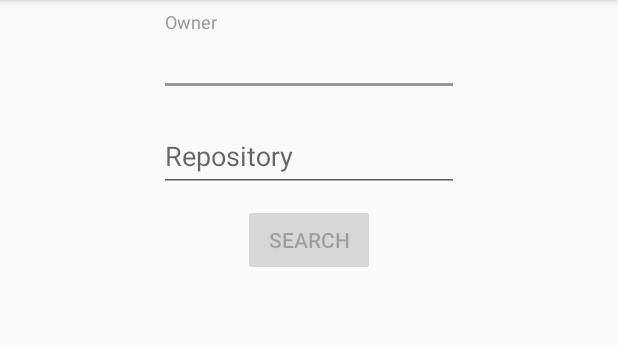
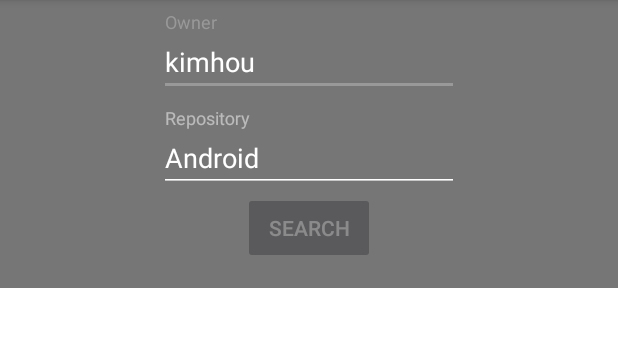
Before and after one commit to claudiopaccone/stars-finder, an Android app: the screen it shows after launch (SearchActivity), on a phone screen of 412 x 824 dp, the part 84-431 px from its top. Run offline under Robolectric (Android 15) with nearby library versions, the phone set to English and light mode, and no system bars; our stand-ins replace RxJava; libraries missing offline, so code that uses them is left out: com.jakewharton.rxbinding2; pictures from the network do not load.

Commit message:
Improve layout of SearchActivity

```diff
--- a/app/src/main/java/it/personal/claudiopaccone/starsfinder/search/SearchActivity.kt
+++ b/app/src/main/java/it/personal/claudiopaccone/starsfinder/search/SearchActivity.kt
@@ -111,7 +111,7 @@ class SearchActivity :
     override fun startSearch(): Observable<Any> = RxView.clicks(searchButton)
 
     override fun loadMoreStargazers(): Observable<Boolean> = RxRecyclerView.scrollStateChanges(stargazersRecyclerView)
-            .filter { it == RecyclerView.SCROLL_STATE_IDLE }
+            .filter { it == RecyclerView.SCROLL_STATE_SETTLING }
             .flatMap { Observable.just(linearLayoutManager.findLastVisibleItemPosition() == stargazersRecyclerView.adapter.itemCount - 1) }
 
 }
--- a/app/src/main/res/layout/activity_search.xml
+++ b/app/src/main/res/layout/activity_search.xml
@@ -1,20 +1,38 @@
 <?xml version="1.0" encoding="utf-8"?>
-<android.support.constraint.ConstraintLayout xmlns:android="http://schemas.android.com/apk/res/android"
+
+<android.support.design.widget.CoordinatorLayout xmlns:android="http://schemas.android.com/apk/res/android"
     xmlns:app="http://schemas.android.com/apk/res-auto"
     xmlns:tools="http://schemas.android.com/tools"
-    android:id="@+id/main_content"
     android:layout_width="match_parent"
-    android:layout_height="match_parent">
+    android:layout_height="match_parent"
+    android:background="@android:color/background_light"
+    android:fitsSystemWindows="true">
 
+    <android.support.design.widget.AppBarLayout android:id="@+id/main.appbar"
+        android:layout_width="match_parent"
+        android:layout_height="wrap_content"
+        android:fitsSystemWindows="true"
+        android:theme="@style/ThemeOverlay.AppCompat.Dark.ActionBar">
+
+        <android.support.design.widget.CollapsingToolbarLayout android:id="@+id/main.collapsing"
+            android:layout_width="match_parent"
+            android:layout_height="wrap_content"
+            android:fitsSystemWindows="true"
+            app:contentScrim="?attr/colorPrimary"
+            app:expandedTitleMarginEnd="64dp"
+            app:expandedTitleMarginStart="48dp"
+            app:layout_scrollFlags="scroll|exitUntilCollapsed">
+
+            <RelativeLayout android:layout_width="match_parent"
+                android:layout_height="wrap_content"
+                android:orientation="vertical">
                 <android.support.design.widget.TextInputLayout android:id="@+id/ownerTextInputLayout"
                     android:layout_width="wrap_content"
                     android:layout_height="wrap_content"
+                    android:layout_centerHorizontal="true"
                     android:layout_marginEnd="8dp"
                     android:layout_marginStart="8dp"
-        android:layout_marginTop="8dp"
-        app:layout_constraintEnd_toEndOf="parent"
-        app:layout_constraintStart_toStartOf="parent"
-        app:layout_constraintTop_toTopOf="parent">
+                    android:layout_marginTop="8dp">
 
                     <android.support.design.widget.TextInputEditText android:id="@+id/ownerEditText"
                         android:layout_width="200dp"
@@ -22,19 +40,18 @@
                         android:hint="@string/owner_hint"
                         android:inputType="text"
                         android:maxLines="1"
-            tools:text="Owner" />
+                        android:text="kimhou" />
                 </android.support.design.widget.TextInputLayout>
 
 
                 <android.support.design.widget.TextInputLayout android:id="@+id/repositoryTextInputLayout"
                     android:layout_width="wrap_content"
                     android:layout_height="wrap_content"
+                    android:layout_below="@+id/ownerTextInputLayout"
+                    android:layout_centerHorizontal="true"
                     android:layout_marginEnd="8dp"
                     android:layout_marginStart="8dp"
-        android:layout_marginTop="8dp"
-        app:layout_constraintEnd_toEndOf="parent"
-        app:layout_constraintStart_toStartOf="parent"
-        app:layout_constraintTop_toBottomOf="@+id/ownerTextInputLayout">
+                    android:layout_marginTop="8dp">
 
                     <android.support.design.widget.TextInputEditText android:id="@+id/repositoryEditText"
                         android:layout_width="200dp"
@@ -42,70 +59,61 @@
                         android:hint="@string/repository_hint"
                         android:inputType="text"
                         android:maxLines="1"
-            tools:text="Repository" />
+                        android:text="Android" />
                 </android.support.design.widget.TextInputLayout>
 
                 <Button android:id="@+id/searchButton"
                     android:layout_width="wrap_content"
                     android:layout_height="wrap_content"
+                    android:layout_below="@id/repositoryTextInputLayout"
+                    android:layout_centerHorizontal="true"
                     android:layout_marginEnd="8dp"
                     android:layout_marginStart="8dp"
-        android:layout_marginTop="8dp"
+                    android:layout_marginBottom="16dp"
                     android:enabled="false"
-        android:text="@string/searchButton"
-        app:layout_constraintEnd_toEndOf="parent"
-        app:layout_constraintStart_toStartOf="parent"
-        app:layout_constraintTop_toBottomOf="@+id/repositoryTextInputLayout" />
+                    android:text="@string/searchButton" />
+            </RelativeLayout>
+
+        </android.support.design.widget.CollapsingToolbarLayout>
+    </android.support.design.widget.AppBarLayout>
+
+    <RelativeLayout android:layout_width="match_parent"
+        android:layout_height="match_parent">
+        <ProgressBar android:id="@+id/nextProgressBar"
+            android:layout_width="30dp"
+            android:layout_height="30dp"
+            android:layout_alignParentBottom="true"
+            android:layout_centerHorizontal="true"
+            android:visibility="invisible"
+            tools:visibility="visible" />
 
         <ProgressBar android:id="@+id/loadingProgressBar"
             android:layout_width="96dp"
             android:layout_height="96dp"
-        android:layout_marginBottom="8dp"
-        android:layout_marginEnd="8dp"
-        android:layout_marginStart="8dp"
-        android:layout_marginTop="8dp"
-        android:visibility="invisible"
-        app:layout_constraintBottom_toBottomOf="parent"
-        app:layout_constraintEnd_toEndOf="parent"
-        app:layout_constraintStart_toStartOf="parent"
-        app:layout_constraintTop_toBottomOf="@+id/searchButton" />
+            android:layout_centerHorizontal="true"
+            android:layout_centerVertical="true"
+            android:layout_marginTop="16dp"
+            android:visibility="invisible" />
 
         <TextView android:id="@+id/errorTextView"
             android:layout_width="match_parent"
             android:layout_height="wrap_content"
-        android:gravity="center"
+            android:layout_centerHorizontal="true"
+            android:layout_centerVertical="true"
+            android:layout_marginEnd="16dp"
+            android:layout_marginStart="16dp"
             android:textSize="24sp"
-        android:visibility="invisible"
-        app:layout_constraintBottom_toBottomOf="parent"
-        app:layout_constraintEnd_toEndOf="parent"
-        app:layout_constraintStart_toStartOf="parent"
-        app:layout_constraintTop_toBottomOf="@+id/searchButton"
-        app:layout_constraintVertical_bias="0.5" />
+            android:visibility="invisible" />
+    </RelativeLayout>
 
     <android.support.v7.widget.RecyclerView android:id="@+id/stargazersRecyclerView"
         android:layout_width="match_parent"
-        android:layout_height="0dp"
-        android:layout_marginBottom="8dp"
+        android:layout_height="match_parent"
         android:layout_marginEnd="8dp"
         android:layout_marginStart="8dp"
         android:layout_marginTop="8dp"
         android:backgroundTint="@color/colorPrimary"
-        app:layout_constraintBottom_toTopOf="@+id/nextProgressBar"
-        app:layout_constraintEnd_toEndOf="parent"
-        app:layout_constraintStart_toStartOf="parent"
-        app:layout_constraintTop_toBottomOf="@+id/searchButton" />
+        app:layout_behavior="@string/appbar_scrolling_view_behavior" />
 
-    <ProgressBar android:id="@+id/nextProgressBar"
-        android:layout_width="16dp"
-        android:layout_height="16dp"
-        android:layout_marginBottom="8dp"
-        android:layout_marginEnd="8dp"
-        android:layout_marginStart="8dp"
-        android:layout_marginTop="8dp"
-        android:visibility="invisible"
-        app:layout_constraintBottom_toBottomOf="parent"
-        app:layout_constraintEnd_toEndOf="parent"
-        app:layout_constraintStart_toStartOf="parent"
-        app:layout_constraintTop_toBottomOf="@+id/stargazersRecyclerView" />
 
-</android.support.constraint.ConstraintLayout>
+</android.support.design.widget.CoordinatorLayout>
```
Lines whose indentation alone changed are shown as unchanged.
